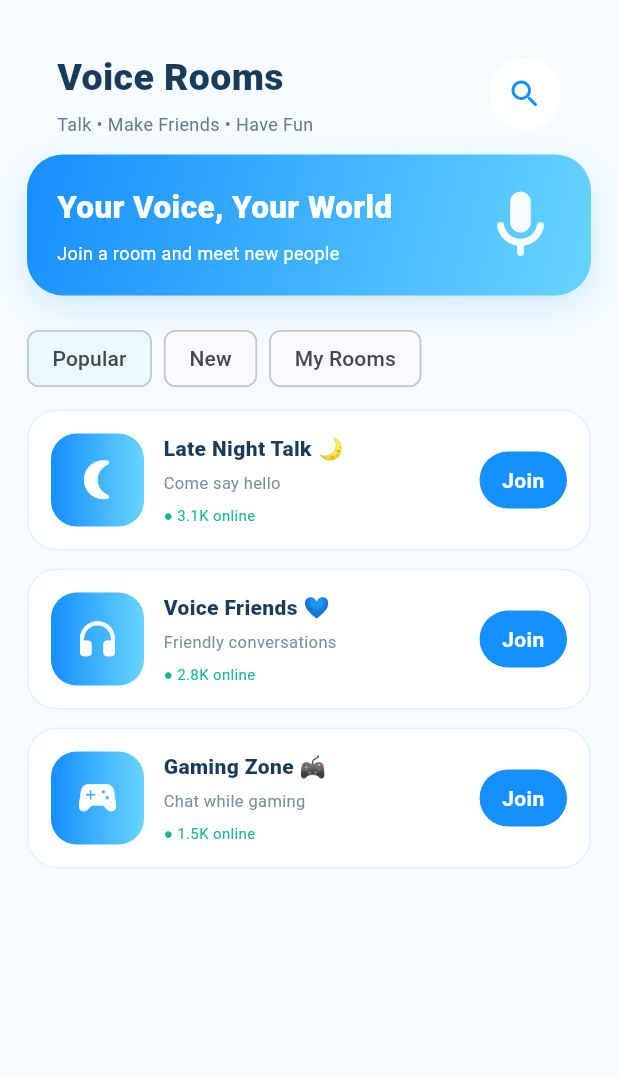
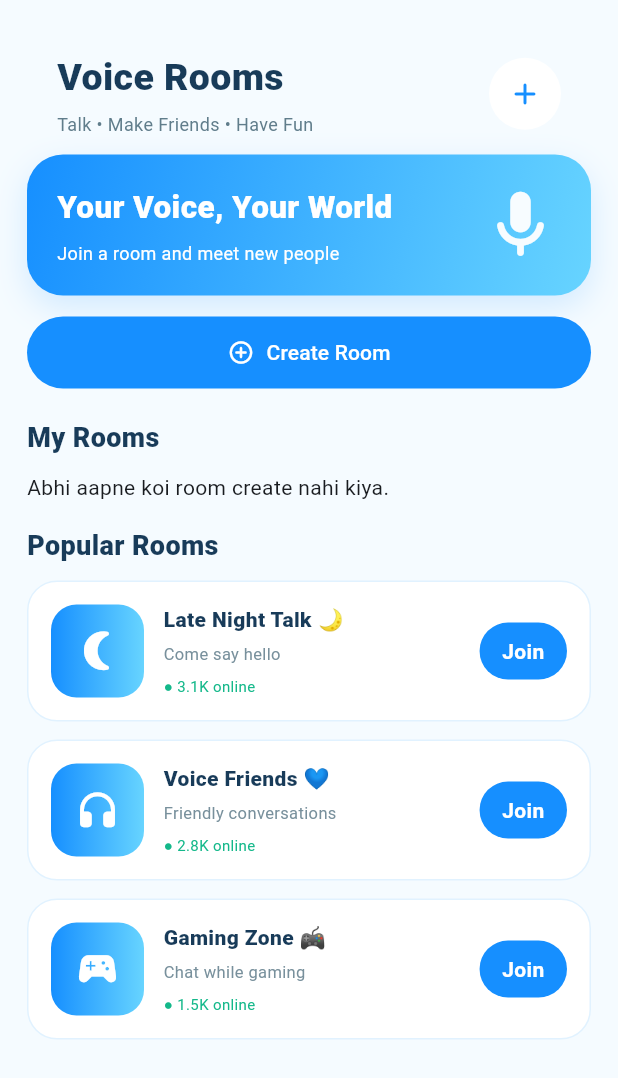
Before and after one commit to wwwsabtainshah-byte/LovelySky, a Flutter app: the VoicePage widget shown alone on an empty page, opened directly, on a phone screen of 412 x 824 dp. Shown: the top 1078 px of the screen. Run offline on Flutter 3.47's test engine with Material 3 defaults, Android fonts, the phone set to English and light mode, and no system bars; our stand-ins replace firebase_auth, firebase_core, google_sign_in, material_ui, shared_preferences; accounts and stored records are empty; network calls fail.

Commit message:
Add Voice Room creation and room list

```diff
--- a/lib/main.dart
+++ b/lib/main.dart
@@ -423,38 +423,238 @@ class VideoCard extends StatelessWidget {
   }
 }
 
-class VoicePage extends StatelessWidget {
+
+class VoicePage extends StatefulWidget {
   const VoicePage({super.key});
 
   @override
+  State<VoicePage> createState() => _VoicePageState();
+}
+
+class _VoicePageState extends State<VoicePage> {
+  List<Map<String, dynamic>> myRooms = [];
+  bool loading = false;
+  bool creating = false;
+
+  @override
+  void initState() {
+    super.initState();
+    _loadRooms();
+  }
+
+  Future<void> _loadRooms() async {
+    if (mounted) setState(() => loading = true);
+    try {
+      final prefs = await SharedPreferences.getInstance();
+      final token = prefs.getString('lovely_token');
+      if (token == null || token.isEmpty) return;
+
+      final response = await http.get(
+        Uri.parse('$lovelyApi/voice/rooms/mine'),
+        headers: {'Authorization': 'Bearer $token'},
+      ).timeout(const Duration(seconds: 15));
+
+      if (response.statusCode == 200) {
+        final data = jsonDecode(response.body);
+        if (data is Map && data['rooms'] is List && mounted) {
+          setState(() {
+            myRooms = (data['rooms'] as List)
+                .whereType<Map>()
+                .map((r) => Map<String, dynamic>.from(r))
+                .toList();
+          });
+        }
+      }
+    } catch (_) {
+      // Network errors are shown when creating a room.
+    } finally {
+      if (mounted) setState(() => loading = false);
+    }
+  }
+
+  Future<void> _createRoom() async {
+    final name = TextEditingController();
+    final description = TextEditingController();
+
+    final details = await showDialog<Map<String, String>>(
+      context: context,
+      builder: (ctx) => AlertDialog(
+        title: const Text('Create Voice Room'),
+        content: SingleChildScrollView(
+          child: Column(
+            mainAxisSize: MainAxisSize.min,
+            children: [
+              TextField(
+                controller: name,
+                maxLength: 60,
+                decoration: const InputDecoration(
+                  labelText: 'Room name',
+                  hintText: 'Lovely Friends',
+                  prefixIcon: Icon(Icons.mic_rounded),
+                ),
+              ),
+              TextField(
+                controller: description,
+                maxLength: 200,
+                maxLines: 2,
+                decoration: const InputDecoration(
+                  labelText: 'Description (optional)',
+                ),
+              ),
+            ],
+          ),
+        ),
+        actions: [
+          TextButton(
+            onPressed: () => Navigator.pop(ctx),
+            child: const Text('Cancel'),
+          ),
+          FilledButton(
+            onPressed: () {
+              if (name.text.trim().isEmpty) return;
+              Navigator.pop(ctx, {
+                'name': name.text.trim(),
+                'description': description.text.trim(),
+              });
+            },
+            child: const Text('Create'),
+          ),
+        ],
+      ),
+    );
+
+    name.dispose();
+    description.dispose();
+    if (details == null || !mounted) return;
+
+    setState(() => creating = true);
+    try {
+      final prefs = await SharedPreferences.getInstance();
+      final token = prefs.getString('lovely_token');
+      if (token == null || token.isEmpty) {
+        _message('Please log in first.');
+        return;
+      }
+
+      final response = await http.post(
+        Uri.parse('$lovelyApi/voice/rooms'),
+        headers: {
+          'Authorization': 'Bearer $token',
+          'Content-Type': 'application/json',
+        },
+        body: jsonEncode(details),
+      ).timeout(const Duration(seconds: 20));
+
+      if (response.statusCode == 200 || response.statusCode == 201) {
+        _message('Room created successfully!');
+        await _loadRooms();
+      } else {
+        var error = 'Could not create room (${response.statusCode}).';
+        try {
+          final data = jsonDecode(response.body);
+          if (data is Map && data['detail'] != null) {
+            error = data['detail'].toString();
+          }
+        } catch (_) {}
+        _message(error);
+      }
+    } catch (_) {
+      _message('Connection failed. Backend deployment check karein.');
+    } finally {
+      if (mounted) setState(() => creating = false);
+    }
+  }
+
+  void _message(String text) {
+    if (!mounted) return;
+    ScaffoldMessenger.of(context).showSnackBar(
+      SnackBar(content: Text(text)),
+    );
+  }
+
+  @override
   Widget build(BuildContext context) {
-    return SafeArea(child: ListView(
+    return SafeArea(
+      child: ListView(
         padding: const EdgeInsets.all(18),
         children: [
-        pageTitle('Voice Rooms', subtitle: 'Talk • Make Friends • Have Fun',
-            trailing: roundIcon(Icons.search_rounded)),
-        blueBanner('Your Voice, Your World',
-            'Join a room and meet new people', Icons.mic_rounded),
-        const SizedBox(height: 18),
-        const Wrap(spacing: 8, children: [
-          Chip(label: Text('Popular'), backgroundColor: pale),
-          Chip(label: Text('New')),
-          Chip(label: Text('My Rooms')),
-        ]),
+          pageTitle(
+            'Voice Rooms',
+            subtitle: 'Talk • Make Friends • Have Fun',
+            trailing: roundIcon(Icons.add_rounded, onTap: _createRoom),
+          ),
+          blueBanner(
+            'Your Voice, Your World',
+            'Join a room and meet new people',
+            Icons.mic_rounded,
+          ),
+          const SizedBox(height: 14),
+          SizedBox(
+            width: double.infinity,
+            child: FilledButton.icon(
+              onPressed: creating ? null : _createRoom,
+              icon: const Icon(Icons.add_circle_outline_rounded),
+              label: Text(creating ? 'Creating Room...' : 'Create Room'),
+              style: FilledButton.styleFrom(
+                backgroundColor: blue,
+                foregroundColor: Colors.white,
+                padding: const EdgeInsets.symmetric(vertical: 14),
+              ),
+            ),
+          ),
+          const SizedBox(height: 20),
+          const Text(
+            'My Rooms',
+            style: TextStyle(
+              color: ink, fontSize: 18, fontWeight: FontWeight.w800,
+            ),
+          ),
           const SizedBox(height: 10),
-        const RoomCard(title: 'Late Night Talk 🌙',
-            subtitle: 'Come say hello', count: '3.1K online',
-            icon: Icons.nightlight_round),
+          if (loading)
+            const Center(child: CircularProgressIndicator())
+          else if (myRooms.isEmpty)
+            const Text('Abhi aapne koi room create nahi kiya.')
+          else
+            ...myRooms.map((room) => Padding(
+              padding: const EdgeInsets.only(bottom: 10),
+              child: RoomCard(
+                title: (room['name'] ?? 'Voice Room').toString(),
+                subtitle: (room['description'] ?? '').toString(),
+                count: 'Room #${room['id']}',
+                icon: Icons.mic_rounded,
+              ),
+            )),
+          const SizedBox(height: 16),
+          const Text(
+            'Popular Rooms',
+            style: TextStyle(
+              color: ink, fontSize: 18, fontWeight: FontWeight.w800,
+            ),
+          ),
+          const SizedBox(height: 10),
+          const RoomCard(
+            title: 'Late Night Talk 🌙',
+            subtitle: 'Come say hello',
+            count: '3.1K online',
+            icon: Icons.nightlight_round,
+          ),
           const SizedBox(height: 12),
-        const RoomCard(title: 'Voice Friends 💙',
-            subtitle: 'Friendly conversations', count: '2.8K online',
-            icon: Icons.headphones_rounded),
+          const RoomCard(
+            title: 'Voice Friends 💙',
+            subtitle: 'Friendly conversations',
+            count: '2.8K online',
+            icon: Icons.headphones_rounded,
+          ),
           const SizedBox(height: 12),
-        const RoomCard(title: 'Gaming Zone 🎮',
-            subtitle: 'Chat while gaming', count: '1.5K online',
-            icon: Icons.sports_esports_rounded),
+          const RoomCard(
+            title: 'Gaming Zone 🎮',
+            subtitle: 'Chat while gaming',
+            count: '1.5K online',
+            icon: Icons.sports_esports_rounded,
+          ),
         ],
-    ));
+      ),
+    );
   }
 }
 
```
Also changed, not shown: 2 other files. Lines whose indentation alone changed are shown as unchanged.
